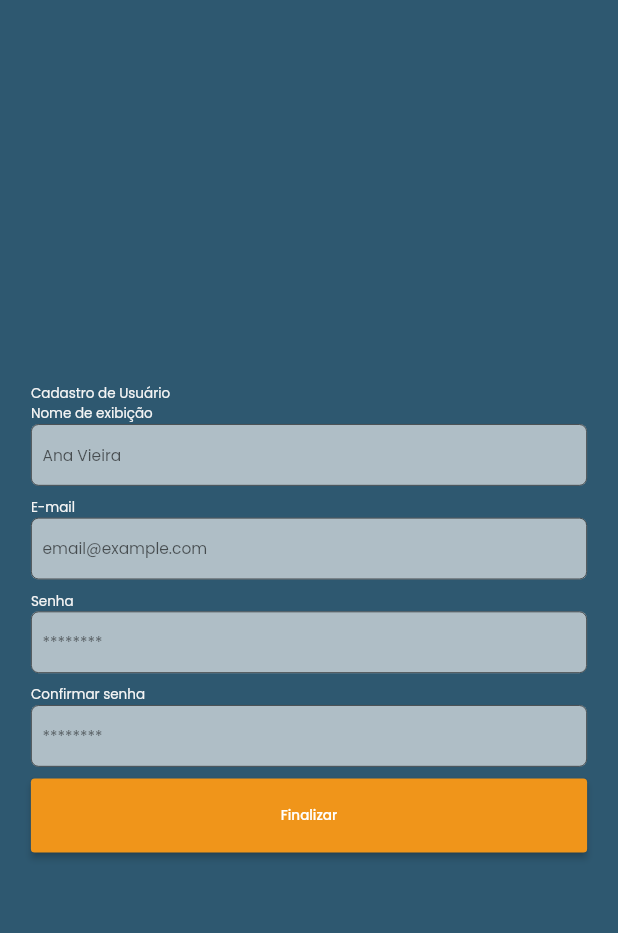
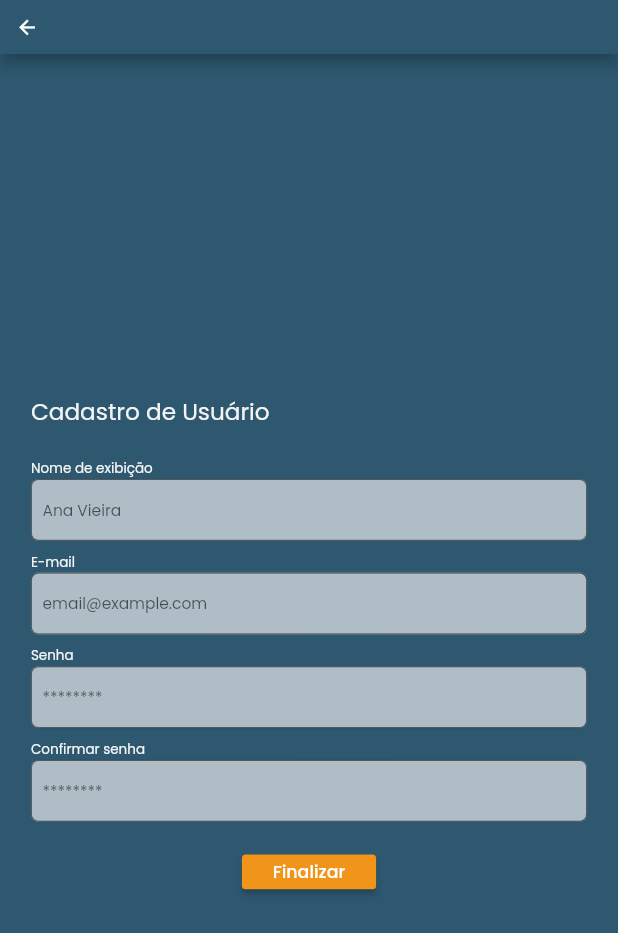
Before and after one commit to lmtsufape/nutricao-animal-app, a Flutter app: the SignUpScreen screen opened by its route, on a phone screen of 412 x 824 dp. Shown: the top 933 px of the screen. Run offline on Flutter 3.47's test engine with Material 2 defaults, Android fonts, the phone set to English and light mode, and no system bars; our stand-ins replace device_preview, dio, google_fonts, responsive_framework.

Commit message:
Resolvendo bugs e finalizando front da SignUp

```diff
--- a/lib/components/buttons/primary_button.dart
+++ b/lib/components/buttons/primary_button.dart
@@ -4,17 +4,18 @@ import 'package:thunderapp/shared/constants/style_constants.dart';
 class PrimaryButton extends StatelessWidget {
   const PrimaryButton({Key? key, required this.text, required this.onPressed})
       : super(key: key);
-  final String text;
+  final Text text;
   final Function onPressed;
   @override
   Widget build(BuildContext context) {
     return SizedBox(
-      width: MediaQuery.of(context).size.width,
-      height: MediaQuery.of(context).size.height * 0.06,
       child: ElevatedButton(
         style: ElevatedButton.styleFrom(primary: kDetailColor),
         onPressed: () => onPressed(),
-        child: Text(text),
+        child: Padding(
+          padding: const EdgeInsets.symmetric(vertical: 4, horizontal: 16),
+          child: text,
+        ),
       ),
     );
   }
--- a/lib/screens/home/home_screen.dart
+++ b/lib/screens/home/home_screen.dart
@@ -9,7 +9,10 @@ class HomeScreen extends StatelessWidget {
   @override
   Widget build(BuildContext context) {
     return Scaffold(
-      appBar: AppBar(title: const Text('Nutrição Animal')),
+      appBar: AppBar(
+        title: const Text('Olá, Ana'),
+      ),
+      body: Container(),
     );
   }
 }
--- a/lib/screens/sign in/sign_in_controller.dart
+++ b/lib/screens/sign in/sign_in_controller.dart
@@ -1,7 +1,6 @@
 import 'package:flutter/cupertino.dart';
 import 'package:flutter/material.dart';
 import 'package:thunderapp/screens/screens_index.dart';
-
 import 'sign_in_repository.dart';
 
 enum SignInStatus {
@@ -22,7 +21,7 @@ class SignInController with ChangeNotifier {
   TextEditingController get emailController => _emailController;
   TextEditingController get passwordController => _passwordController;
 
-  String? errorMessage = '';
+  String? errorMessage;
   var status = SignInStatus.idle;
   void signIn(BuildContext context) async {
     try {
@@ -32,7 +31,7 @@ class SignInController with ChangeNotifier {
         onSuccess: () {
           status = SignInStatus.done;
           notifyListeners();
-          Navigator.pushNamed(context, Screens.home);
+          Navigator.popAndPushNamed(context, Screens.home);
         },
       );
       status = SignInStatus.done;
--- a/lib/screens/sign up/sign_up_screen.dart
+++ b/lib/screens/sign up/sign_up_screen.dart
@@ -24,6 +24,7 @@ class SignUpScreen extends StatelessWidget {
       builder: (context, child) {
         return Consumer<SignUpController>(
           builder: (context, controller, child) => Scaffold(
+            appBar: AppBar(backgroundColor: kPrimaryColor),
             backgroundColor: kPrimaryColor,
             //Padding = espaçamento
             body: Padding(
@@ -35,13 +36,17 @@ class SignUpScreen extends StatelessWidget {
                     const Spacer(),
                     const Text(
                       'Cadastro de Usuário',
-                      style: TextStyle(color: kBackgroundColor),
+                      style: TextStyle(
+                          color: kBackgroundColor, fontSize: kLargeSize),
+                    ),
+                    const SizedBox(
+                      height: 30,
                     ),
                     const Text(
                       'Nome de exibição',
                       style: TextStyle(color: kBackgroundColor),
                     ),
-                    CustomTextFormField(
+                    const CustomTextFormField(
                       hintText: 'Ana Vieira',
                       // controller: controller.nomeController,
                     ),
@@ -50,14 +55,14 @@ class SignUpScreen extends StatelessWidget {
                       'E-mail',
                       style: TextStyle(color: kBackgroundColor),
                     ),
-                    CustomTextFormField(
+                    const CustomTextFormField(
                       hintText: 'email@example.com',
                       // controller: controller.emailController,
                     ),
                     const VerticalSpacerBox(size: SpacerSize.small),
                     const Text('Senha',
                         style: TextStyle(color: kBackgroundColor)),
-                    CustomTextFormField(
+                    const CustomTextFormField(
                       hintText: '********',
                       //  isPassword: true,
                       // controller: controller.passwordController,
@@ -65,17 +70,24 @@ class SignUpScreen extends StatelessWidget {
                     const VerticalSpacerBox(size: SpacerSize.small),
                     const Text('Confirmar senha',
                         style: TextStyle(color: kBackgroundColor)),
-                    CustomTextFormField(
+                    const CustomTextFormField(
                       hintText: '********',
                       //isPassword: true,
                       // controller: controller.passwordController,
                     ),
                     const VerticalSpacerBox(size: SpacerSize.small),
-                    const SizedBox(),
-                    PrimaryButton(
-                        text: 'Finalizar',
-                        //Criar rota
-                        onPressed: () => controller.signUp(context)),
+                    const SizedBox(
+                      height: kMediumSize,
+                    ),
+                    Center(
+                      child: PrimaryButton(
+                          text: const Text(
+                            'Finalizar',
+                            style: TextStyle(fontSize: kMediumLargeSize),
+                          ),
+                          //Criar rota
+                          onPressed: () => controller.signUp(context)),
+                    ),
                     const Spacer(),
                   ],
                 )),
--- a/lib/shared/constants/app_number_constants.dart
+++ b/lib/shared/constants/app_number_constants.dart
@@ -5,5 +5,6 @@ const double kDefaultBorderRadius = 8.0;
 const double kTinySize = 8;
 const double kSmallSize = 12;
 const double kMediumSize = 16;
+const double kMediumLargeSize = 18.0;
 const double kLargeSize = 24;
 const double kHugeSize = 32;
--- a/pubspec.yaml
+++ b/pubspec.yaml
@@ -47,6 +47,7 @@ dependencies:
   logging: ^1.0.2
   google_fonts: ^3.0.1
   device_preview: ^1.1.0
+  http: ^0.13.5
 
 dev_dependencies:
   flutter_test:
```
Also changed, not shown: lib/screens/sign in/sign_in_screen.dart (+15 -5 lines), pubspec.lock.
